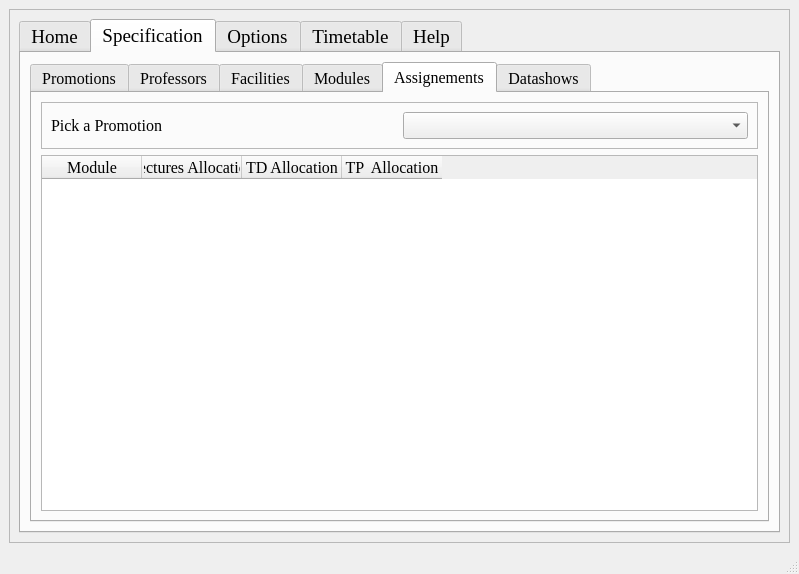
The window that src/Gui_files/window.ui (BAW2501/FSEI-M_TimeTabler) describes before a commit, drawn with Qt 5.
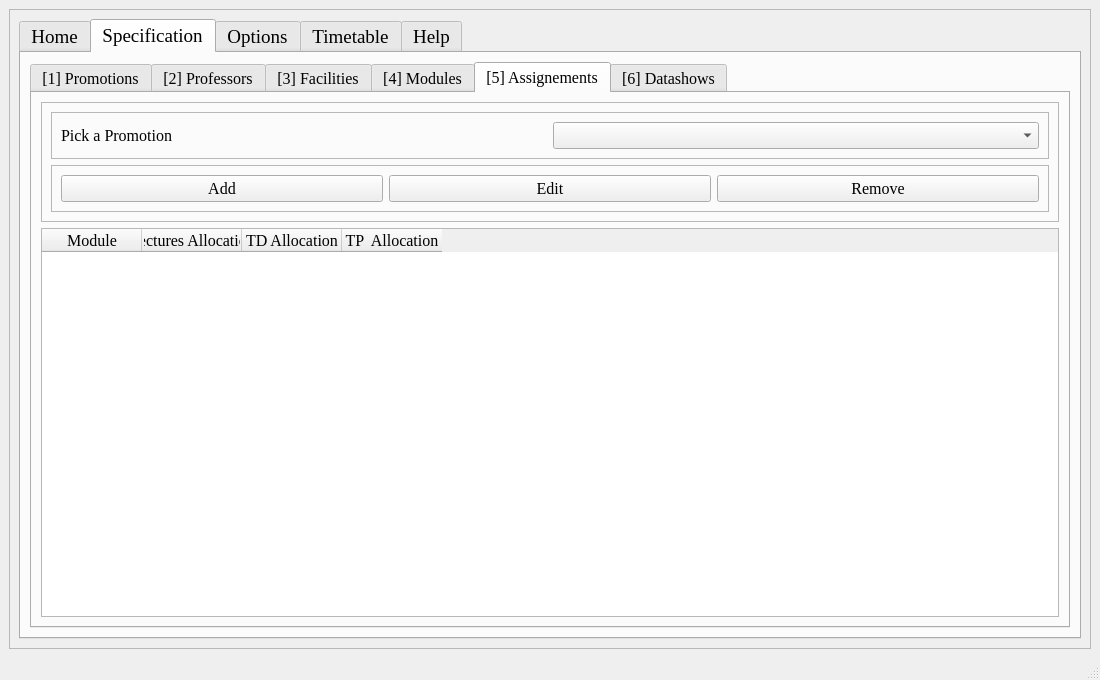
The same window after the commit. The open tabs and pages were chosen to show the change. Icons and pictures are not drawn.

Patch:
```diff
--- a/src/Gui_files/window.ui
+++ b/src/Gui_files/window.ui
@@ -9,8 +9,8 @@
    <rect>
     <x>0</x>
     <y>0</y>
-    <width>799</width>
-    <height>574</height>
+    <width>1100</width>
+    <height>680</height>
    </rect>
   </property>
   <property name="windowTitle">
@@ -405,7 +405,7 @@
              </property>
              <widget class="QWidget" name="promotions_tab">
               <attribute name="title">
-               <string>Promotions</string>
+               <string>[1] Promotions</string>
               </attribute>
               <layout class="QVBoxLayout" name="verticalLayout_5">
                <item>
@@ -493,7 +493,7 @@
              </widget>
              <widget class="QWidget" name="professors_tab">
               <attribute name="title">
-               <string>Professors</string>
+               <string>[2] Professors</string>
               </attribute>
               <layout class="QHBoxLayout" name="horizontalLayout_4">
                <item>
@@ -554,7 +554,7 @@
              </widget>
              <widget class="QWidget" name="facilities_tab">
               <attribute name="title">
-               <string>Facilities</string>
+               <string>[3] Facilities</string>
               </attribute>
               <layout class="QHBoxLayout" name="horizontalLayout_3">
                <item>
@@ -625,7 +625,7 @@
              </widget>
              <widget class="QWidget" name="modules_tab">
               <attribute name="title">
-               <string>Modules</string>
+               <string>[4] Modules</string>
               </attribute>
               <layout class="QGridLayout" name="gridLayout">
                <item row="1" column="0">
@@ -725,7 +725,7 @@
              </widget>
              <widget class="QWidget" name="assignements_tab">
               <attribute name="title">
-               <string>Assignements</string>
+               <string>[5] Assignements</string>
               </attribute>
               <layout class="QVBoxLayout" name="verticalLayout_8">
                <item>
@@ -736,16 +736,61 @@
                  <property name="frameShadow">
                   <enum>QFrame::Raised</enum>
                  </property>
-                 <layout class="QHBoxLayout" name="horizontalLayout_8">
+                 <layout class="QVBoxLayout" name="verticalLayout_14">
                   <item>
-                   <widget class="QLabel" name="pick_promo_label_2">
-                    <property name="text">
-                     <string>Pick a Promotion</string>
+                   <widget class="QFrame" name="promo_pick_assign_frame">
+                    <property name="frameShape">
+                     <enum>QFrame::StyledPanel</enum>
                     </property>
+                    <property name="frameShadow">
+                     <enum>QFrame::Raised</enum>
+                    </property>
+                    <layout class="QHBoxLayout" name="horizontalLayout_14">
+                     <item>
+                      <widget class="QLabel" name="assign_pick_promo_label">
+                       <property name="text">
+                        <string>Pick a Promotion</string>
+                       </property>
+                      </widget>
+                     </item>
+                     <item>
+                      <widget class="QComboBox" name="assign_pick_promo_assign_comboBox"/>
+                     </item>
+                    </layout>
                    </widget>
                   </item>
                   <item>
-                   <widget class="QComboBox" name="pick_promo_comboBox_2"/>
+                   <widget class="QFrame" name="assignment_control_frame">
+                    <property name="frameShape">
+                     <enum>QFrame::StyledPanel</enum>
+                    </property>
+                    <property name="frameShadow">
+                     <enum>QFrame::Raised</enum>
+                    </property>
+                    <layout class="QHBoxLayout" name="horizontalLayout_8">
+                     <item>
+                      <widget class="QPushButton" name="assignment_add_pushbutton">
+                       <property name="text">
+                        <string>Add</string>
+                       </property>
+                      </widget>
+                     </item>
+                     <item>
+                      <widget class="QPushButton" name="assignment_edit_pushbutton">
+                       <property name="text">
+                        <string>Edit</string>
+                       </property>
+                      </widget>
+                     </item>
+                     <item>
+                      <widget class="QPushButton" name="assignment_remove_pushbutton">
+                       <property name="text">
+                        <string>Remove</string>
+                       </property>
+                      </widget>
+                     </item>
+                    </layout>
+                   </widget>
                   </item>
                  </layout>
                 </widget>
@@ -787,7 +832,7 @@
              </widget>
              <widget class="QWidget" name="datashows_tab">
               <attribute name="title">
-               <string>Datashows</string>
+               <string>[6] Datashows</string>
               </attribute>
               <layout class="QVBoxLayout" name="verticalLayout_9">
                <item>
```
Left out of the diff: 43 changed lines with no effect on the pictures.
